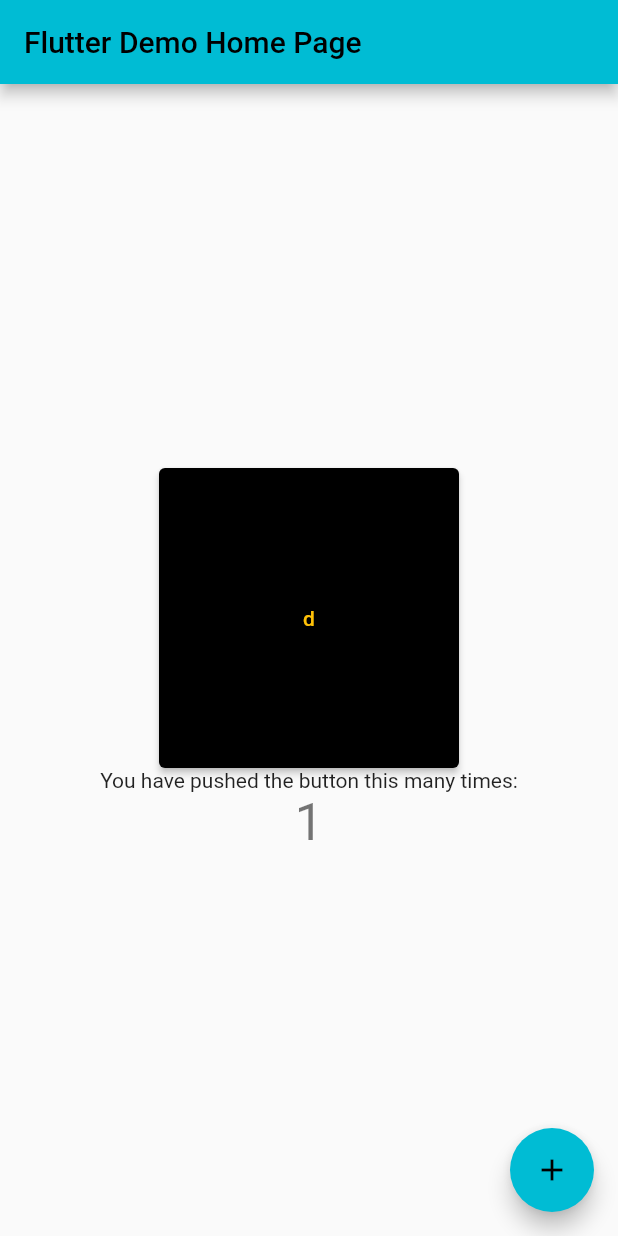
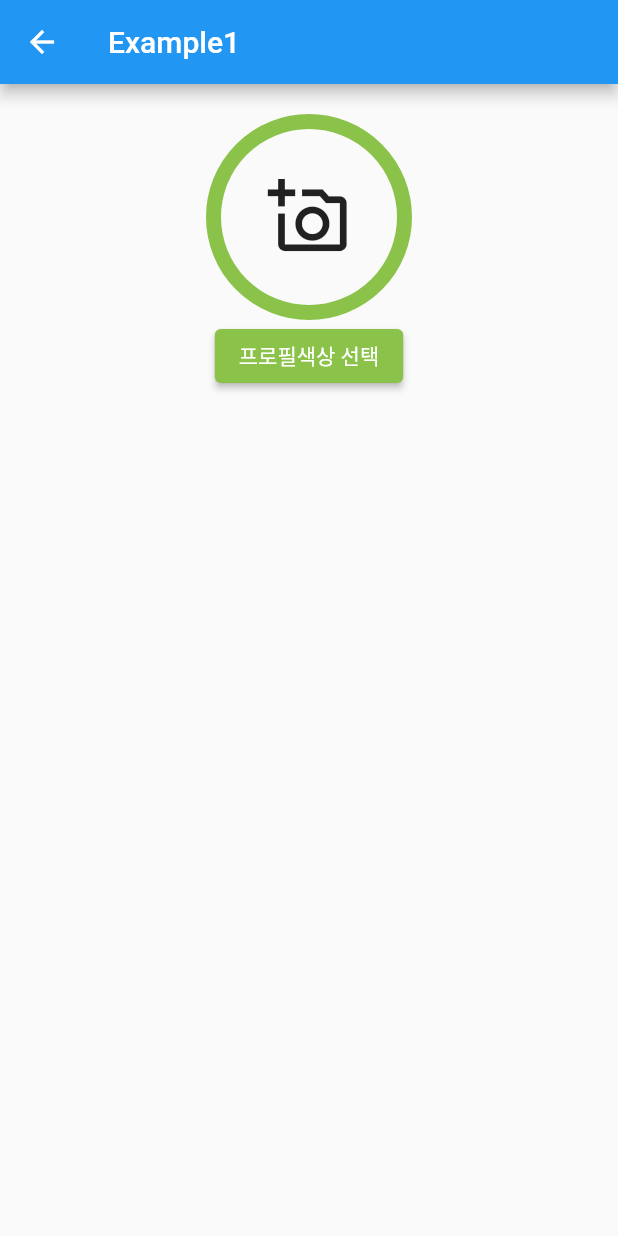
Before and after one commit to HoChanny/MyGreen, a Flutter app: the screen it shows after launch, after a tap on the "add" icon, on a phone screen of 412 x 824 dp. Run offline on Flutter 3.47's test engine with Material 2 defaults, Android fonts, the phone set to English and light mode, and no system bars; our stand-ins replace flutter_colorpicker, image_picker.

Commit message:
Profile Image,Color

```diff
--- a/lib/main.dart
+++ b/lib/main.dart
@@ -1,124 +1,52 @@
 import 'package:flutter/material.dart';
+import 'package:mygreen/screen/registration.dart';
+
 
 void main() {
-  runApp(const MyGreen());
+  runApp(const MyApp());
 }
 
-class MyGreen extends StatelessWidget {
-  const MyGreen({super.key});
+class MyApp extends StatelessWidget {
+  const MyApp({Key? key}) : super(key: key);
 
-  // This widget is the root of your application.
+  @override
+  Widget build(BuildContext context) {
+    return MainPage();
+  }
+}
+
+class MainPage extends StatelessWidget { //Main page
+  const MainPage({ Key? key }) : super(key: key);
+
   @override
   Widget build(BuildContext context) {
     return MaterialApp(
-      title: 'Flutter Demo',
-      theme: ThemeData(
-        // This is the theme of your application.
-        //
-        // Try running your application with "flutter run". You'll see the
-        // application has a blue toolbar. Then, without quitting the app, try
-        // changing the primarySwatch below to Colors.green and then invoke
-        // "hot reload" (press "r" in the console where you ran "flutter run",
-        // or simply save your changes to "hot reload" in a Flutter IDE).
-        // Notice that the counter didn't reset back to zero; the application
-        // is not restarted.
-        primarySwatch: Colors.cyan,
-        elevatedButtonTheme: ElevatedButtonThemeData(
-          style: ElevatedButton.styleFrom(
-            foregroundColor: Colors.amber,
-            backgroundColor: Colors.black,
-            minimumSize: Size(200, 200),
-
-          )
-        )
+        home: Scaffold(
+      appBar: AppBar(
+        title: Text("MyGreen"),
       ),
-      home: const MyHomePage(title: 'Flutter Demo Home Page'),
+      body: RegistrationButton(),
+      )
     );
   }
 }
 
-class MyHomePage extends StatefulWidget {
-  const MyHomePage({super.key, required this.title});
-
-  // This widget is the home page of your application. It is stateful, meaning
-  // that it has a State object (defined below) that contains fields that affect
-  // how it looks.
-
-  // This class is the configuration for the state. It holds the values (in this
-  // case the title) provided by the parent (in this case the App widget) and
-  // used by the build method of the State. Fields in a Widget subclass are
-  // always marked "final".
-
-  final String title;
-
-  @override
-  State<MyHomePage> createState() => _MyHomePageState();
-}
-
-class _MyHomePageState extends State<MyHomePage> {
-  int _counter = 0;
-
-  void _incrementCounter() {
-    setState(() {
-      // This call to setState tells the Flutter framework that something has
-      // changed in this State, which causes it to rerun the build method below
-      // so that the display can reflect the updated values. If we changed
-      // _counter without calling setState(), then the build method would not be
-      // called again, and so nothing would appear to happen.
-      _counter++;
-    });
-  }
+class RegistrationButton extends StatelessWidget {
+  const RegistrationButton({ Key? key }) : super(key: key);
 
   @override
   Widget build(BuildContext context) {
-    // This method is rerun every time setState is called, for instance as done
-    // by the _incrementCounter method above.
-    //
-    // The Flutter framework has been optimized to make rerunning build methods
-    // fast, so that you can just rebuild anything that needs updating rather
-    // than having to individually change instances of widgets.
-    return Scaffold(
-      appBar: AppBar(
-        // Here we take the value from the MyHomePage object that was created by
-        // the App.build method, and use it to set our appbar title.
-        title: Text(widget.title),
+    return Container(
+      margin: EdgeInsets.all(30),
+      width: 500,
+      decoration: BoxDecoration(
+        color: Colors.lightBlue,
+        borderRadius: BorderRadius.circular(20),
       ),
-      body: Center(
-        // Center is a layout widget. It takes a single child and positions it
-        // in the middle of the parent.
-        child: Column(
-          // Column is also a layout widget. It takes a list of children and
-          // arranges them vertically. By default, it sizes itself to fit its
-          // children horizontally, and tries to be as tall as its parent.
-          //
-          // Invoke "debug painting" (press "p" in the console, choose the
-          // "Toggle Debug Paint" action from the Flutter Inspector in Android
-          // Studio, or the "Toggle Debug Paint" command in Visual Studio Code)
-          // to see the wireframe for each widget.
-          //
-          // Column has various properties to control how it sizes itself and
-          // how it positions its children. Here we use mainAxisAlignment to
-          // center the children vertically; the main axis here is the vertical
-          // axis because Columns are vertical (the cross axis would be
-          // horizontal).
-          mainAxisAlignment: MainAxisAlignment.center,
-          children: <Widget>[
-            ElevatedButton(onPressed: (){ } , child:Text('d')),
-            const Text(
-              'You have pushed the button this many times:',
-            ),
-            Text(
-              '$_counter',
-              style: Theme.of(context).textTheme.headlineMedium,
-            ),
-          ],
-        ),
-      ),
-      floatingActionButton: FloatingActionButton(
-        onPressed: _incrementCounter,
-        tooltip: 'Increment',
-        child: const Icon(Icons.add),
-      ), // This trailing comma makes auto-formatting nicer for build methods.
+      child: IconButton(onPressed: (){
+        Navigator.push(context,
+        MaterialPageRoute(builder: (context) => RegistrationPage()));
+      }, icon: Icon(Icons.add)),
     );
   }
 }
--- /dev/null
+++ b/lib/screen/registration.dart
@@ -0,0 +1,156 @@
+import 'dart:io';
+
+import 'package:flutter/foundation.dart';
+import 'package:flutter/material.dart';
+import 'package:flutter_colorpicker/flutter_colorpicker.dart';
+import 'package:image_picker/image_picker.dart';
+
+class RegistrationPage extends StatefulWidget {
+  const RegistrationPage({Key? key}) : super(key: key);
+
+  @override
+  State<RegistrationPage> createState() => _RegistrationPageState();
+}
+
+class _RegistrationPageState extends State<RegistrationPage> {
+  XFile? _pickedFile;
+  Color profileColor = Colors.lightGreen;
+  @override
+  Widget build(BuildContext context) {
+    final _imageSize = MediaQuery.of(context).size.width / 3;
+
+    return SafeArea(
+      child: Scaffold(
+        appBar: AppBar(
+          title: const Text('Example1'),
+        ),
+        body: Column(
+          children: [
+            const SizedBox(height: 20,),
+            if (_pickedFile == null)
+              Container(
+                constraints: BoxConstraints(
+                  minHeight: _imageSize,
+                  minWidth: _imageSize,
+                ),
+                decoration: BoxDecoration(
+                    shape: BoxShape.circle,
+                    border: Border.all(
+                        width: 10, color: profileColor),
+                  ),
+                child: GestureDetector(
+                  onTap: () {
+                    selectImage();
+                  },
+                  child: Center(
+                    child: Icon(IconData(0xee39, fontFamily: 'MaterialIcons'),
+                    size: _imageSize*0.4,)
+                  ),
+                ),
+              )
+            else
+              Center(
+                child: Container(
+                  width: _imageSize,
+                  height: _imageSize,
+                  decoration: BoxDecoration(
+                    shape: BoxShape.circle,
+                    border: Border.all(
+                        width: 10, color: profileColor),
+                    image: DecorationImage(
+                        image: FileImage(File(_pickedFile!.path)),
+                        fit: BoxFit.cover),
+                  ),
+                  child: GestureDetector(
+                    onTap: (){
+                      selectImage();
+                    },
+                  ),
+                ),
+              ),
+            ElevatedButton(
+              style: ElevatedButton.styleFrom(
+                backgroundColor: profileColor,
+              ),
+              onPressed: (){
+              _selectColor();
+            }, child: Text("프로필색상 선택"))
+          ],
+        ),
+      ),
+    );
+  }
+
+  selectImage() {
+    return showDialog(
+      context: context,
+      builder: (context) {
+        return AlertDialog(
+          title: Text('프로필 사진 설정'),
+          content: Text('사진을 촬영하거나 앨범에서 선택해 주세요.'),
+          actions: [
+            TextButton(onPressed: (){
+              _getCameraImage();
+            }, child: Text('사진 촬영')),
+            TextButton(onPressed: (){
+              _getPhotoLibraryImage();
+            }, child: Text('앨범에서 선택')),
+
+          ],
+        );
+      },
+    );
+  }
+
+  _getCameraImage() async {
+    final pickedFile =
+        await ImagePicker().pickImage(source: ImageSource.camera);
+    if (pickedFile != null) {
+      setState(() {
+        _pickedFile = pickedFile;
+      });
+    } else {
+      if (kDebugMode) {
+        print('이미지 선택안함');
+      }
+    }
+  }
+
+  _getPhotoLibraryImage() async {
+    final pickedFile =
+        await ImagePicker().pickImage(source: ImageSource.gallery);
+    if (pickedFile != null) {
+      setState(() {
+        _pickedFile = pickedFile;
+      });
+    } else {
+      if (kDebugMode) {
+        print('이미지 선택안함');
+      }
+    }
+  }
+
+  _selectColor(){
+    return showDialog(
+      context: context,
+      builder: (context){
+       return AlertDialog(
+          title: Text('프로필색상 설정'),
+          content: SingleChildScrollView(
+            child: BlockPicker(
+              pickerColor: profileColor,
+              onColorChanged: (Color color){
+                setState(() {
+                  profileColor = color;
+                });
+              }),
+          ),
+          actions: [
+            ElevatedButton(onPressed: (){
+              Navigator.of(context).pop();
+            }, child: Text('완료'))
+          ],
+        );
+      });
+  }
+}
```
Also changed, not shown: pubspec.yaml (+10 -2 lines), assets/image/getPhoto.png (added), lib/screen/photoGet.dart (added), pubspec.lock, 7 other files.
